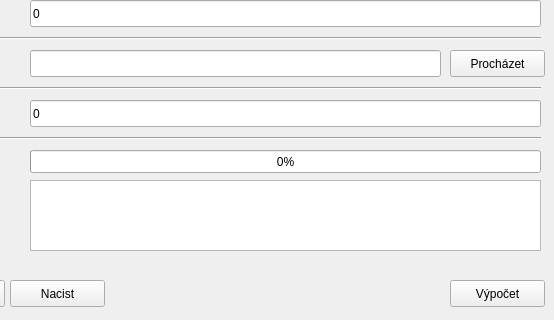
Before: the Qt Designer form main_dialog_base.ui in ruz76/qgis_opensymos_3, drawn with Qt 5; both pictures show x 100 to 654 and y 310 to 630 of the 654 by 630 pixel window.
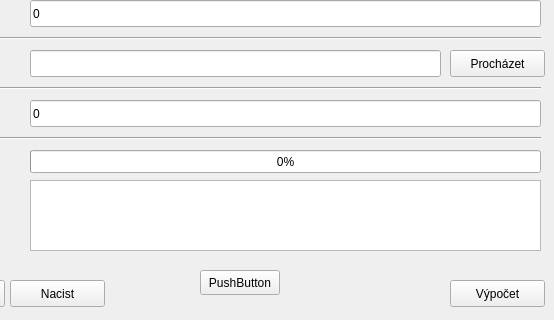
After: the same form once the commit is applied. Custom widgets are drawn as their Qt base class.

Patch:
```diff
--- a/main_dialog_base.ui
+++ b/main_dialog_base.ui
@@ -536,6 +536,19 @@
     </rect>
    </property>
   </widget>
+  <widget class="QPushButton" name="pushButton">
+   <property name="geometry">
+    <rect>
+     <x>300</x>
+     <y>580</y>
+     <width>80</width>
+     <height>25</height>
+    </rect>
+   </property>
+   <property name="text">
+    <string>PushButton</string>
+   </property>
+  </widget>
  </widget>
  <customwidgets>
   <customwidget>
```
